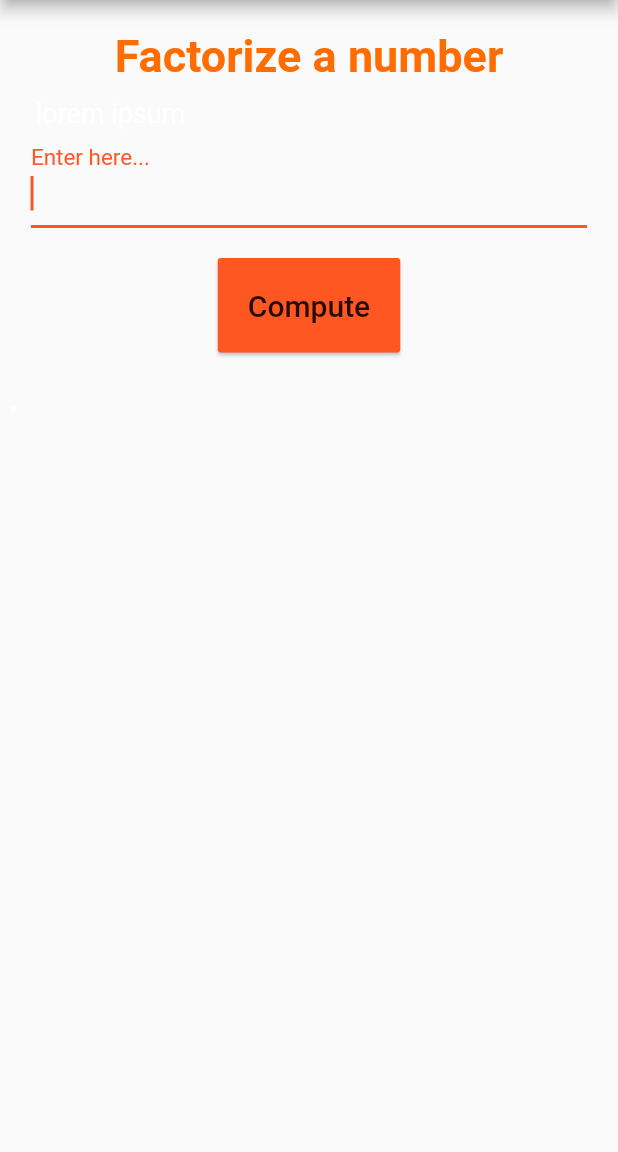
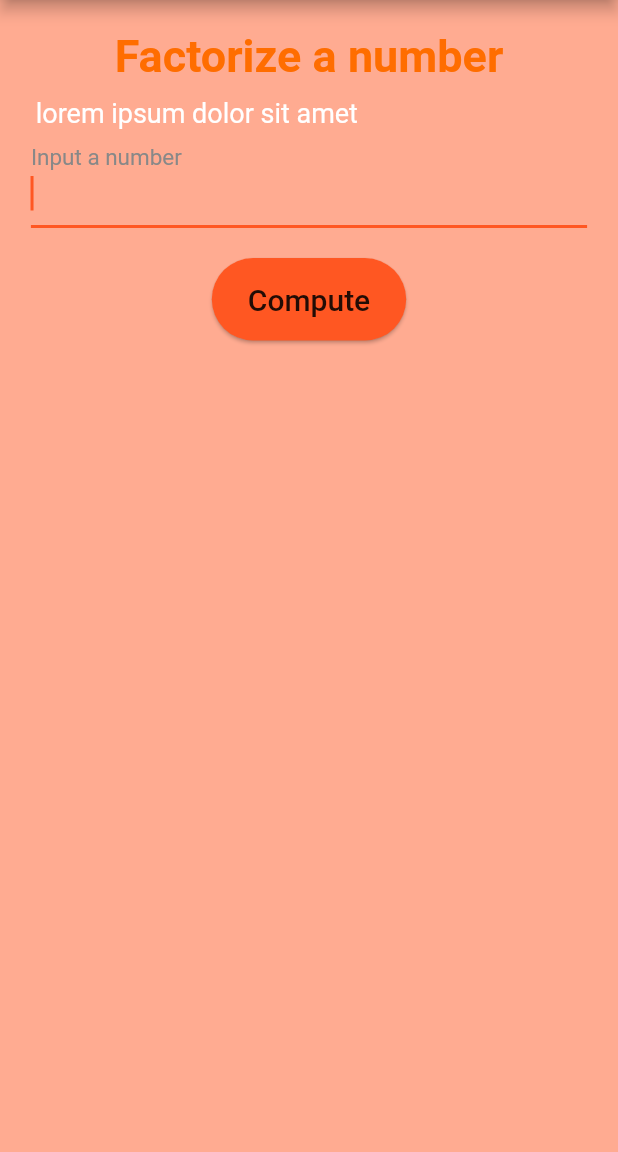
Before and after one commit to v-lad/flutter-factorization-app, a Flutter app: the FactorizationPage screen opened by its route, on a phone screen of 412 x 824 dp, the part 84-1236 px from its top. Run offline on Flutter 3.47's test engine with Material 2 defaults, Android fonts, the phone set to English and light mode, and no system bars; our stand-ins replace charts_flutter, google_sign_in; missing offline and left inert: googleapis.

Commit message:
Refactor code

```diff
--- a/lib/Factorization/factorization.dart
+++ b/lib/Factorization/factorization.dart
@@ -76,6 +76,7 @@ class _FactorizationPageState extends State<FactorizationPage> {
   @override
   Widget build(BuildContext context) {
     return Scaffold(
+      backgroundColor: Theme.of(context).backgroundColor,
       resizeToAvoidBottomPadding: false,
       appBar: AppBar(
         title: Text('Factorization'),
@@ -97,51 +98,30 @@ class _FactorizationPageState extends State<FactorizationPage> {
       children: <Widget> [
         PageTitle(title: "Factorize a number"),
         PageInfo(
-          text: "${'\t'*4}" + "lorem ipsum",
+          text: "${'\t'*4}" + "lorem ipsum dolor sit amet",
         ),
         Center(
           child: Column(
             children: <Widget>[
-              FractionallySizedBox(
-                widthFactor: 0.9,
-                child: TextField(
-                  autofocus: true,
-                  keyboardType: TextInputType.number,
-                  onChanged: (numb) {
-                    n = int.parse(numb);
-                  },
-                  decoration: InputDecoration(
-                    labelText: 'Enter here...',
-                    // hintText: 'Enter here...',
-                    alignLabelWithHint: true,
-                  ),
-                  style: Styles.inputTextStyle,
-                ),
+              CustomTextInput(
+                onChanged: (numb) { n = int.parse(numb); },
+                label: 'Input a number',
+                autofocus: true,
+                alignLabel: true,
               ),
-              Container(
-                margin: const EdgeInsets.only(top: 20, bottom: 20),
-                child: RaisedButton(
-                  child: const Text(
-                    'Compute',
-                    style: TextStyle(
-                      fontSize: 20,
-                    ),
-                  ),
-                  padding: const EdgeInsets.all(20),
-                  color: Theme.of(context).accentColor,
-                  elevation: 1.0,
-                  splashColor: Colors.limeAccent,
-                  onPressed: () {
-                    factorizeNumber(n);
-                  },
-                ),
+
+              ActionRoundedButton(
+                name: 'Compute',
+                onPressed: () { factorizeNumber(n); },
               ),
             ],
           )
         ),
         PageInfo(
-          text: primes.join(';  ') + '.',
+          text: primes.join(';  ') + (primes.length != 0 ? '.' : ''),
           style: Styles.resultBoldTextStyle,
+          align: TextAlign.center,
+          isSizeMin: true,
         )
       ],
     );
```
Also changed, not shown: lib/Neural/neural.dart (+106 -166 lines).
